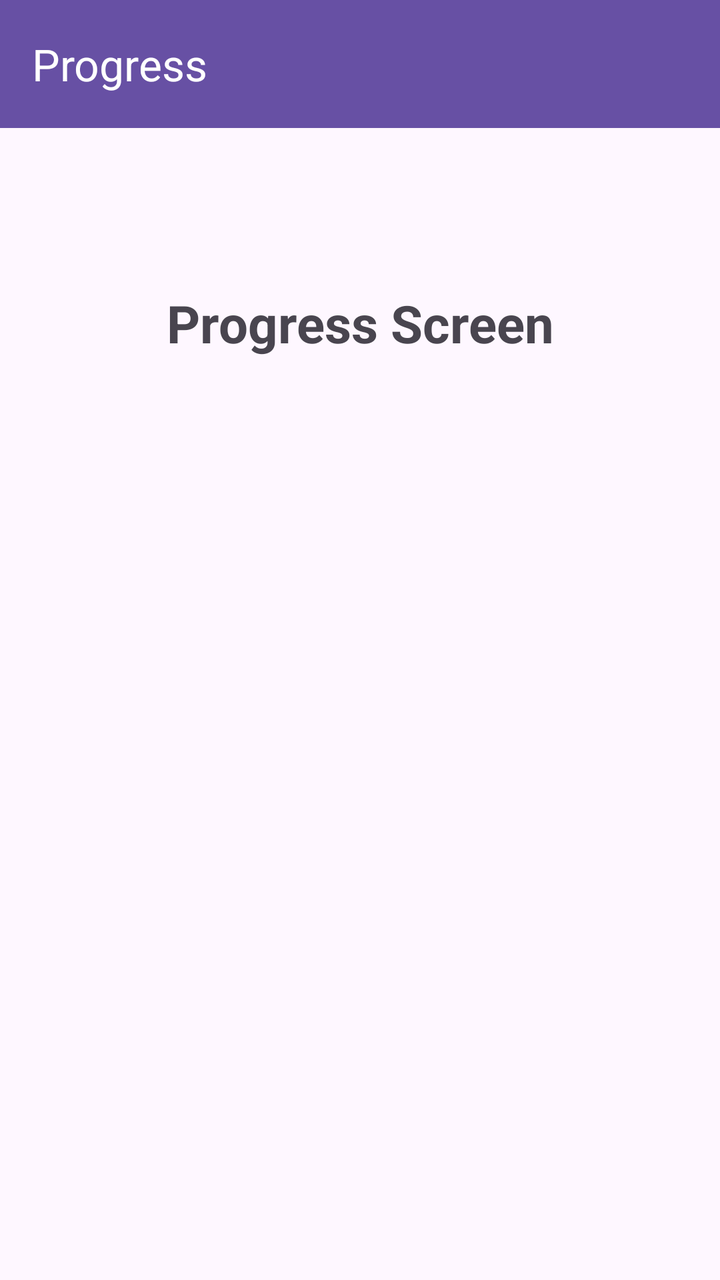
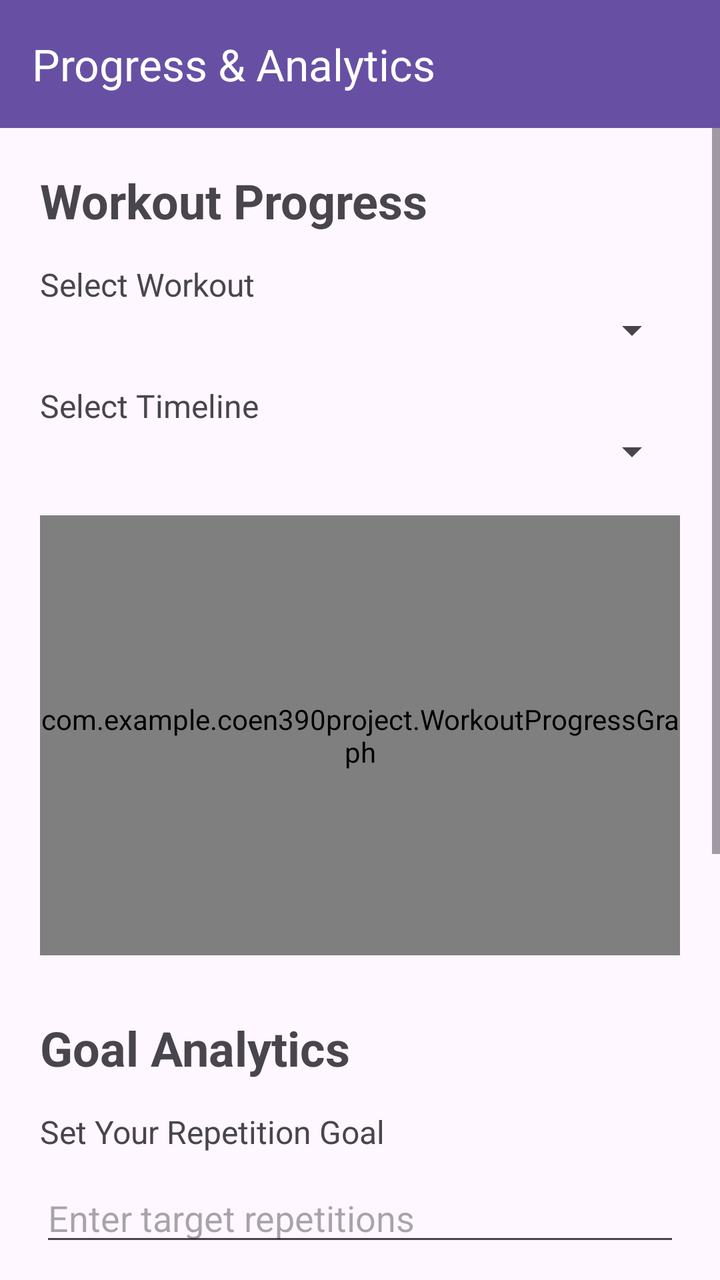

An Android layout rendered at two revisions. The XML below is the earlier revision; the diff shows what the commit changed to produce the second picture.
<!-- AndroidManifest.xml: application theme Theme.Coen390Project -->
<!-- res/layout/activity_option2.xml -->
<?xml version="1.0" encoding="utf-8"?>
<LinearLayout
    xmlns:android="http://schemas.android.com/apk/res/android"
    xmlns:app="http://schemas.android.com/apk/res-auto"
    android:layout_width="match_parent"
    android:layout_height="match_parent"
    android:orientation="vertical">

    <androidx.appcompat.widget.Toolbar
        android:id="@+id/optionToolbar"
        android:layout_width="match_parent"
        android:layout_height="?attr/actionBarSize"
        android:background="?attr/colorPrimary"
        app:title="Progress"
        app:titleTextColor="@android:color/white" />

    <TextView
        android:layout_width="match_parent"
        android:layout_height="wrap_content"
        android:layout_marginTop="80dp"
        android:gravity="center"
        android:text="Progress Screen"
        android:textSize="26sp"
        android:textStyle="bold" />

</LinearLayout>
<!-- resources referenced by this layout -->
<resources>
  <style name="Theme.Coen390Project" parent="Base.Theme.Coen390Project" />
  <style name="Base.Theme.Coen390Project" parent="Theme.Material3.DayNight.NoActionBar">
          
          
      </style>
</resources>

<!-- the commit's change to res/layout/activity_option2.xml (unified diff, before → after) -->
@@ -1,4 +1,3 @@
-<?xml version="1.0" encoding="utf-8"?>
 <LinearLayout
     xmlns:android="http://schemas.android.com/apk/res/android"
     xmlns:app="http://schemas.android.com/apk/res-auto"
@@ -11,16 +10,108 @@
         android:layout_width="match_parent"
         android:layout_height="?attr/actionBarSize"
         android:background="?attr/colorPrimary"
-        app:title="Progress"
+        app:title="Progress &amp; Analytics"
         app:titleTextColor="@android:color/white" />
 
-    <TextView
+    <ScrollView
         android:layout_width="match_parent"
-        android:layout_height="wrap_content"
-        android:layout_marginTop="80dp"
-        android:gravity="center"
-        android:text="Progress Screen"
-        android:textSize="26sp"
-        android:textStyle="bold" />
+        android:layout_height="match_parent">
+
+        <LinearLayout
+            android:layout_width="match_parent"
+            android:layout_height="wrap_content"
+            android:orientation="vertical"
+            android:padding="20dp">
+
+            <TextView
+                android:layout_width="match_parent"
+                android:layout_height="wrap_content"
+                android:text="Workout Progress"
+                android:textSize="24sp"
+                android:textStyle="bold"
+                android:layout_marginBottom="15dp" />
+
+            <TextView
+                android:layout_width="match_parent"
+                android:layout_height="wrap_content"
+                android:text="Select Workout"
+                android:textSize="16sp" />
+
+            <Spinner
+                android:id="@+id/workoutSpinner"
+                android:layout_width="match_parent"
+                android:layout_height="wrap_content"
+                android:layout_marginBottom="15dp" />
+
+            <TextView
+                android:layout_width="match_parent"
+                android:layout_height="wrap_content"
+                android:text="Select Timeline"
+                android:textSize="16sp" />
+
+            <Spinner
+                android:id="@+id/timelineSpinner"
+                android:layout_width="match_parent"
+                android:layout_height="wrap_content"
+                android:layout_marginBottom="20dp" />
+
+
+            <com.example.coen390project.WorkoutProgressGraph
+                android:id="@+id/workoutProgressGraph"
+                android:layout_width="match_parent"
+                android:layout_height="220dp"
+                android:layout_marginBottom="30dp"
+                android:background="#FFFFFF" />
+
+
+            <TextView
+                android:layout_width="match_parent"
+                android:layout_height="wrap_content"
+                android:text="Goal Analytics"
+                android:textSize="24sp"
+                android:textStyle="bold"
+                android:layout_marginBottom="15dp" />
+
+
+            <TextView
+                android:layout_width="match_parent"
+                android:layout_height="wrap_content"
+                android:text="Set Your Repetition Goal"
+                android:textSize="16sp"
+                android:layout_marginBottom="10dp" />
+
+            <EditText
+                android:id="@+id/goalEditText"
+                android:layout_width="match_parent"
+                android:layout_height="wrap_content"
+                android:hint="Enter target repetitions"
+                android:inputType="number"
+                android:layout_marginBottom="10dp" />
+
+            <Button
+                android:id="@+id/saveGoalButton"
+                android:layout_width="match_parent"
+                android:layout_height="wrap_content"
+                android:text="Save Goal"
+                android:layout_marginBottom="15dp" />
+
+            <TextView
+                android:id="@+id/goalDescriptionTextView"
+                android:layout_width="match_parent"
+                android:layout_height="wrap_content"
+                android:text="Your goal progress will appear here."
+                android:textSize="16sp"
+                android:layout_marginBottom="15dp" />
+
+
+            <com.example.coen390project.GoalAnalyticsGraph
+                android:id="@+id/goalAnalyticsGraph"
+                android:layout_width="match_parent"
+                android:layout_height="220dp"
+                android:background="#FFFFFF" />
+
+
+        </LinearLayout>
+    </ScrollView>
 
 </LinearLayout>
